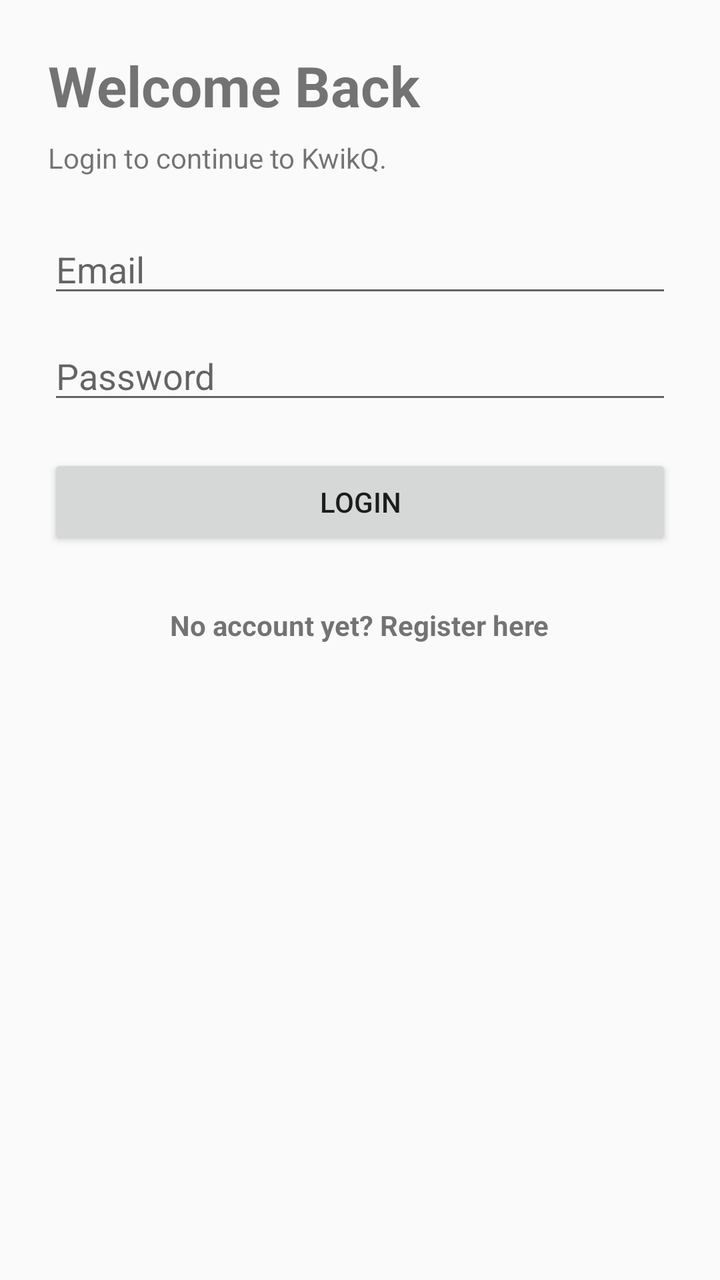
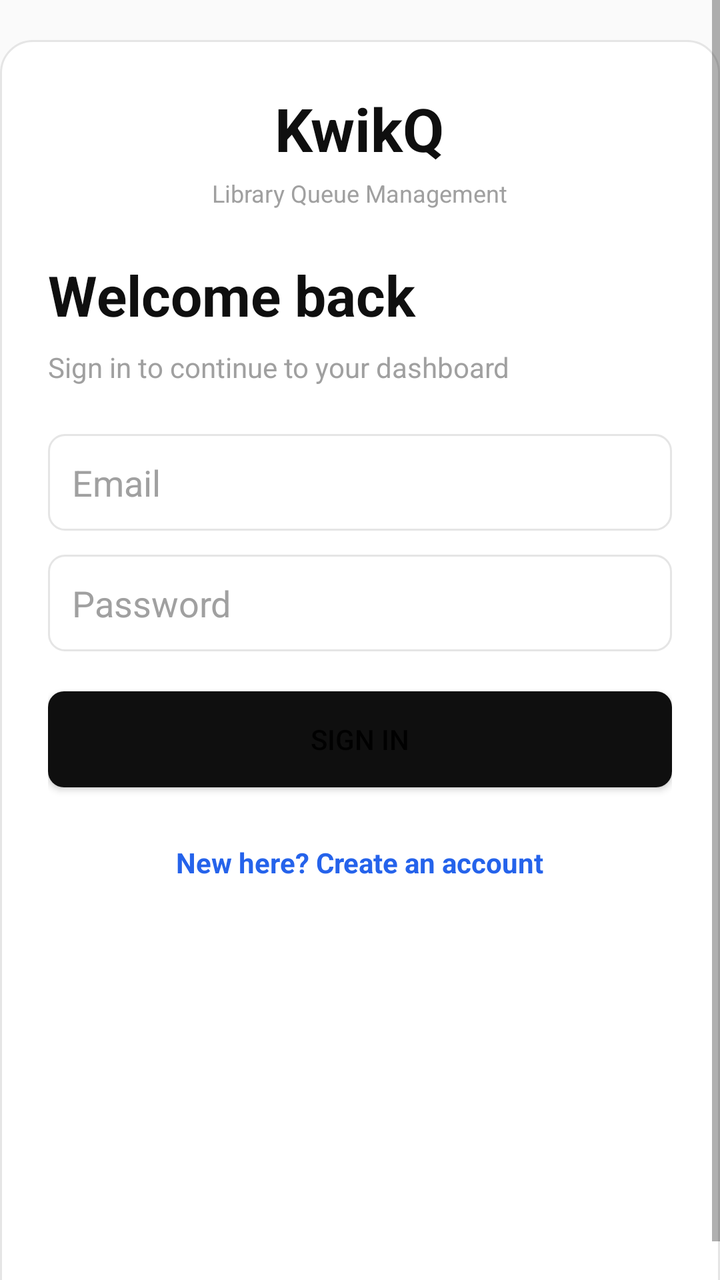

Screens rendered from an Android XML layout before and after an edit, with the pre-edit source and the edit as a unified diff.
<!-- AndroidManifest.xml: application theme Theme.KwikQ -->
<!-- res/layout/activity_login.xml -->
<?xml version="1.0" encoding="utf-8"?>
<ScrollView xmlns:android="http://schemas.android.com/apk/res/android"
    android:layout_width="match_parent"
    android:layout_height="match_parent"
    android:fillViewport="true">

    <LinearLayout
        android:layout_width="match_parent"
        android:layout_height="wrap_content"
        android:orientation="vertical"
        android:padding="24dp">

        <TextView
            android:layout_width="match_parent"
            android:layout_height="wrap_content"
            android:text="@string/login_title"
            android:textSize="28sp"
            android:textStyle="bold" />

        <TextView
            android:layout_width="match_parent"
            android:layout_height="wrap_content"
            android:layout_marginTop="8dp"
            android:text="@string/login_subtitle"
            android:textSize="14sp" />

        <EditText
            android:id="@+id/etEmail"
            android:layout_width="match_parent"
            android:layout_height="wrap_content"
            android:layout_marginTop="24dp"
            android:autofillHints="emailAddress"
            android:hint="@string/email"
            android:inputType="textEmailAddress" />

        <EditText
            android:id="@+id/etPassword"
            android:layout_width="match_parent"
            android:layout_height="wrap_content"
            android:layout_marginTop="12dp"
            android:autofillHints="password"
            android:hint="@string/password"
            android:inputType="textPassword" />

        <Button
            android:id="@+id/btnLogin"
            android:layout_width="match_parent"
            android:layout_height="wrap_content"
            android:layout_marginTop="20dp"
            android:text="@string/login" />

        <ProgressBar
            android:id="@+id/progressLogin"
            android:layout_width="wrap_content"
            android:layout_height="wrap_content"
            android:layout_gravity="center_horizontal"
            android:layout_marginTop="12dp"
            android:visibility="gone" />

        <TextView
            android:id="@+id/tvStatus"
            android:layout_width="match_parent"
            android:layout_height="wrap_content"
            android:layout_marginTop="12dp"
            android:textColor="@android:color/holo_red_dark"
            android:visibility="gone" />

        <TextView
            android:id="@+id/tvGoToRegister"
            android:layout_width="wrap_content"
            android:layout_height="wrap_content"
            android:layout_gravity="center_horizontal"
            android:layout_marginTop="28dp"
            android:text="@string/no_account_register"
            android:textStyle="bold" />

    </LinearLayout>
</ScrollView>
<!-- resources referenced by this layout -->
<resources>
  <string name="email">Email</string>
  <string name="login">Login</string>
  <string name="login_subtitle">Login to continue to KwikQ.</string>
  <string name="login_title">Welcome Back</string>
  <string name="no_account_register">No account yet? Register here</string>
  <string name="password">Password</string>
  <style name="Theme.KwikQ" parent="Theme.AppCompat.Light.NoActionBar" />
</resources>

<!-- the commit's change to res/layout/activity_login.xml (unified diff, before → after) -->
@@ -2,18 +2,42 @@
 <ScrollView xmlns:android="http://schemas.android.com/apk/res/android"
     android:layout_width="match_parent"
     android:layout_height="match_parent"
+    android:background="@drawable/bg_auth_screen"
     android:fillViewport="true">
 
     <LinearLayout
         android:layout_width="match_parent"
         android:layout_height="wrap_content"
+        android:layout_margin="20dp"
+        android:layout_gravity="center_horizontal"
+        android:background="@drawable/bg_auth_card"
         android:orientation="vertical"
         android:padding="24dp">
 
         <TextView
+            android:layout_width="wrap_content"
+            android:layout_height="wrap_content"
+            android:layout_gravity="center_horizontal"
+            android:text="@string/app_name"
+            android:textColor="@color/kw_ink"
+            android:textSize="30sp"
+            android:textStyle="bold" />
+
+        <TextView
+            android:layout_width="wrap_content"
+            android:layout_height="wrap_content"
+            android:layout_gravity="center_horizontal"
+            android:layout_marginTop="4dp"
+            android:text="@string/brand_subtitle"
+            android:textColor="@color/kw_ink_faint"
+            android:textSize="12sp" />
+
+        <TextView
             android:layout_width="match_parent"
             android:layout_height="wrap_content"
+            android:layout_marginTop="24dp"
             android:text="@string/login_title"
+            android:textColor="@color/kw_ink"
             android:textSize="28sp"
             android:textStyle="bold" />
 
@@ -22,6 +46,7 @@
             android:layout_height="wrap_content"
             android:layout_marginTop="8dp"
             android:text="@string/login_subtitle"
+            android:textColor="@color/kw_ink_faint"
             android:textSize="14sp" />
 
         <EditText
@@ -30,7 +55,11 @@
             android:layout_height="wrap_content"
             android:layout_marginTop="24dp"
             android:autofillHints="emailAddress"
+            android:background="@drawable/bg_input"
             android:hint="@string/email"
+            android:padding="12dp"
+            android:textColor="@color/kw_ink"
+            android:textColorHint="@color/kw_ink_faint"
             android:inputType="textEmailAddress" />
 
         <EditText
@@ -39,7 +68,11 @@
             android:layout_height="wrap_content"
             android:layout_marginTop="12dp"
             android:autofillHints="password"
+            android:background="@drawable/bg_input"
             android:hint="@string/password"
+            android:padding="12dp"
+            android:textColor="@color/kw_ink"
+            android:textColorHint="@color/kw_ink_faint"
             android:inputType="textPassword" />
 
         <Button
@@ -47,7 +80,12 @@
             android:layout_width="match_parent"
             android:layout_height="wrap_content"
             android:layout_marginTop="20dp"
+            android:background="@drawable/bg_primary_button"
+            android:padding="12dp"
             android:text="@string/login" />
+            android:textAllCaps="false"
+            android:textColor="@color/kw_surface"
+            android:textStyle="bold" />
 
         <ProgressBar
             android:id="@+id/progressLogin"
@@ -62,7 +100,7 @@
             android:layout_width="match_parent"
             android:layout_height="wrap_content"
             android:layout_marginTop="12dp"
-            android:textColor="@android:color/holo_red_dark"
+            android:textColor="@color/kw_danger"
             android:visibility="gone" />
 
         <TextView
@@ -72,6 +110,7 @@
             android:layout_gravity="center_horizontal"
             android:layout_marginTop="28dp"
             android:text="@string/no_account_register"
+            android:textColor="@color/kw_accent"
             android:textStyle="bold" />
 
     </LinearLayout>
<!-- resource entries referenced after the edit -->
@@ -1,11 +1,45 @@
 <!-- resources referenced by this layout -->
 <resources>
+  <color name="kw_accent">#2563EB</color>
+  <color name="kw_danger">#EF4444</color>
+  <color name="kw_ink">#0F0F0F</color>
+  <color name="kw_ink_faint">#A0A0A0</color>
+  <color name="kw_surface">#FFFFFF</color>
+  <!-- drawable bg_auth_card (drawable) -->
+  <?xml version="1.0" encoding="utf-8"?>
+  <shape xmlns:android="http://schemas.android.com/apk/res/android" android:shape="rectangle">
+      <solid android:color="@color/kw_surface" />
+      <corners android:radius="16dp" />
+      <stroke android:width="1dp" android:color="@color/kw_border" />
+  </shape>
+  <!-- drawable bg_auth_screen (drawable) -->
+  <?xml version="1.0" encoding="utf-8"?>
+  <shape xmlns:android="http://schemas.android.com/apk/res/android" android:shape="rectangle">
+      <solid android:color="@color/kw_bg" />
+  </shape>
+  <!-- drawable bg_input (drawable) -->
+  <?xml version="1.0" encoding="utf-8"?>
+  <shape xmlns:android="http://schemas.android.com/apk/res/android" android:shape="rectangle">
+      <solid android:color="@color/kw_surface" />
+      <corners android:radius="8dp" />
+      <stroke android:width="1dp" android:color="@color/kw_border" />
+  </shape>
+  <!-- drawable bg_primary_button (drawable) -->
+  <?xml version="1.0" encoding="utf-8"?>
+  <shape xmlns:android="http://schemas.android.com/apk/res/android" android:shape="rectangle">
+      <solid android:color="@color/kw_ink" />
+      <corners android:radius="8dp" />
+  </shape>
+  <string name="app_name">KwikQ</string>
+  <string name="brand_subtitle">Library Queue Management</string>
   <string name="email">Email</string>
-  <string name="login">Login</string>
-  <string name="login_subtitle">Login to continue to KwikQ.</string>
-  <string name="login_title">Welcome Back</string>
-  <string name="no_account_register">No account yet? Register here</string>
+  <string name="login">Sign in</string>
+  <string name="login_subtitle">Sign in to continue to your dashboard</string>
+  <string name="login_title">Welcome back</string>
+  <string name="no_account_register">New here? Create an account</string>
   <string name="password">Password</string>
   <style name="Theme.KwikQ" parent="Theme.AppCompat.Light.NoActionBar" />
+  <color name="kw_border">#E5E5E5</color>
+  <color name="kw_bg">#FAFAFA</color>
 </resources>
 
